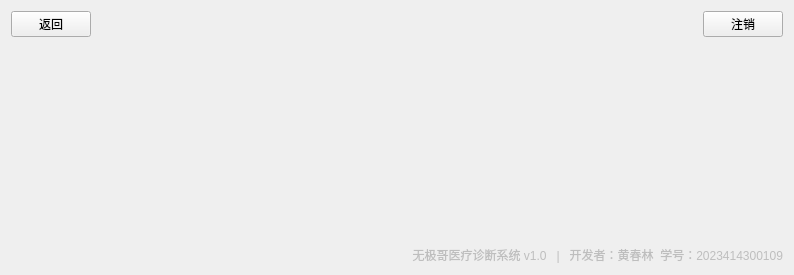
First picture: the form in masterview.ui, repository Bypositive/Qt_Experience03, before the edit.
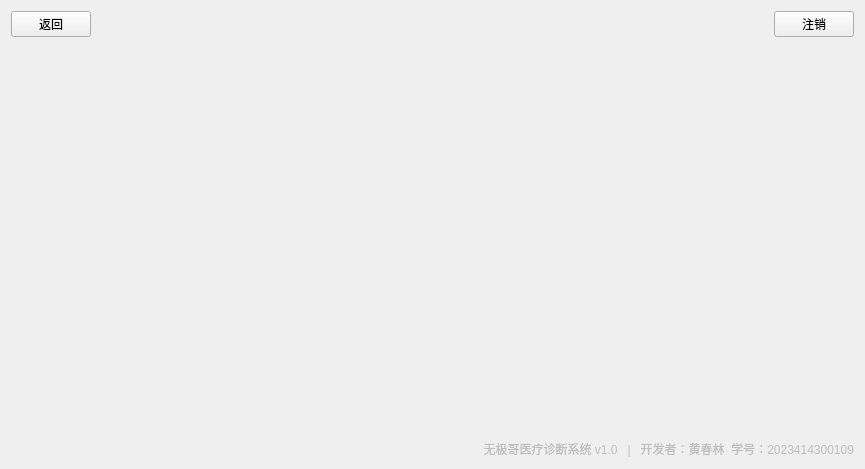
Second picture: the form after the edit. Icons and pictures are not drawn.

Commit message: 为该系统添加一些图形资源，比如为页面设置windowicon

What changed in the file:
```diff
--- a/masterview.ui
+++ b/masterview.ui
@@ -6,8 +6,8 @@
    <rect>
     <x>0</x>
     <y>0</y>
-    <width>794</width>
-    <height>275</height>
+    <width>865</width>
+    <height>469</height>
    </rect>
   </property>
   <property name="windowTitle">
```
Left out of the diff: 10 changed lines with no effect on the pictures. The commit also changes 2 other files.
